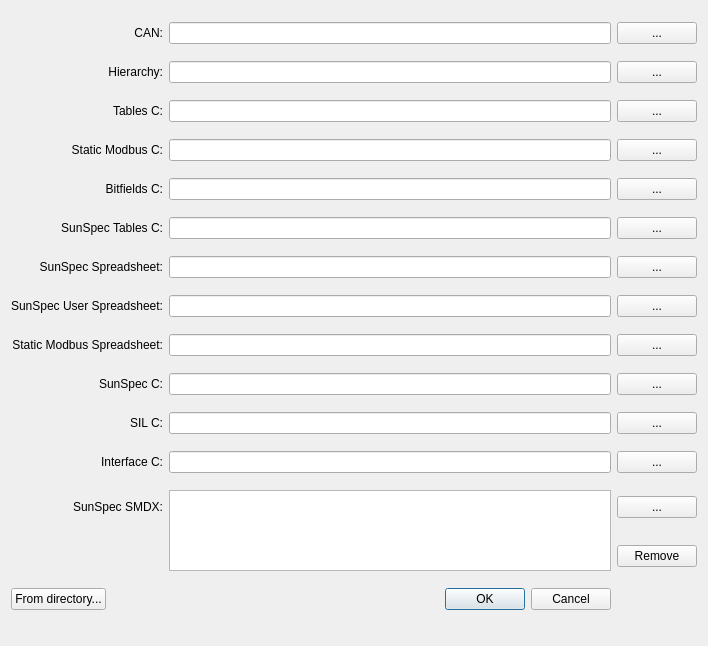
First picture: the form in src/epcpm/importexportdialog.ui, repository epcpower/pm, before the edit.
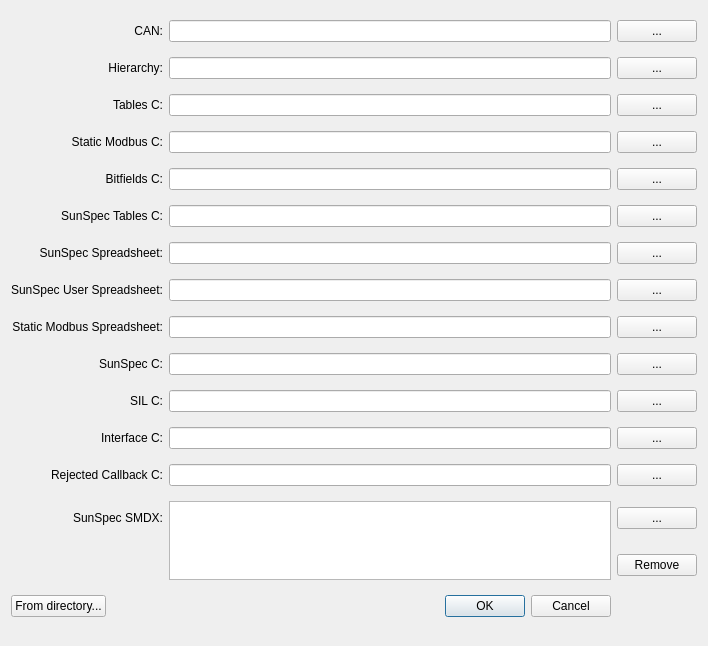
Second picture: the form after the edit.

Commit message: feat (SC-683): add rejected callback interface generation

Diff of the .ui file:
```diff
--- a/src/epcpm/importexportdialog.ui
+++ b/src/epcpm/importexportdialog.ui
@@ -261,6 +261,26 @@
     </widget>
    </item>
    <item row="12" column="0">
+    <widget class="QLabel" name="rejected_callback_c_label">
+     <property name="text">
+      <string>Rejected Callback C:</string>
+     </property>
+     <property name="alignment">
+      <set>Qt::AlignRight|Qt::AlignTrailing|Qt::AlignVCenter</set>
+     </property>
+    </widget>
+   </item>
+   <item row="12" column="1">
+    <widget class="QLineEdit" name="rejected_callback_c"/>
+   </item>
+   <item row="12" column="2">
+    <widget class="QPushButton" name="pick_rejected_callback_c">
+     <property name="text">
+      <string>...</string>
+     </property>
+    </widget>
+   </item>
+   <item row="13" column="0">
     <widget class="QLabel" name="smdx_label">
      <property name="text">
       <string>SunSpec SMDX:</string>
@@ -270,28 +290,28 @@
      </property>
     </widget>
    </item>
-   <item row="12" column="1" rowspan="2">
+   <item row="13" column="1" rowspan="2">
     <widget class="QListWidget" name="smdx_list">
      <property name="selectionMode">
       <enum>QAbstractItemView::ExtendedSelection</enum>
      </property>
     </widget>
    </item>
-   <item row="12" column="2">
-    <widget class="QPushButton" name="pick_smdx">
-     <property name="text">
-      <string>...</string>
-     </property>
-    </widget>
-   </item>
    <item row="13" column="2">
+    <widget class="QPushButton" name="pick_smdx">
+     <property name="text">
+      <string>...</string>
+     </property>
+    </widget>
+   </item>
+   <item row="14" column="2">
     <widget class="QPushButton" name="remove_smdx">
      <property name="text">
       <string>Remove</string>
      </property>
     </widget>
    </item>
-   <item row="14" column="0" colspan="2">
+   <item row="15" column="0" colspan="2">
     <layout class="QHBoxLayout" name="horizontalLayout">
      <item>
       <widget class="QPushButton" name="from_directory">
```
The commit also changes 4 other files.
